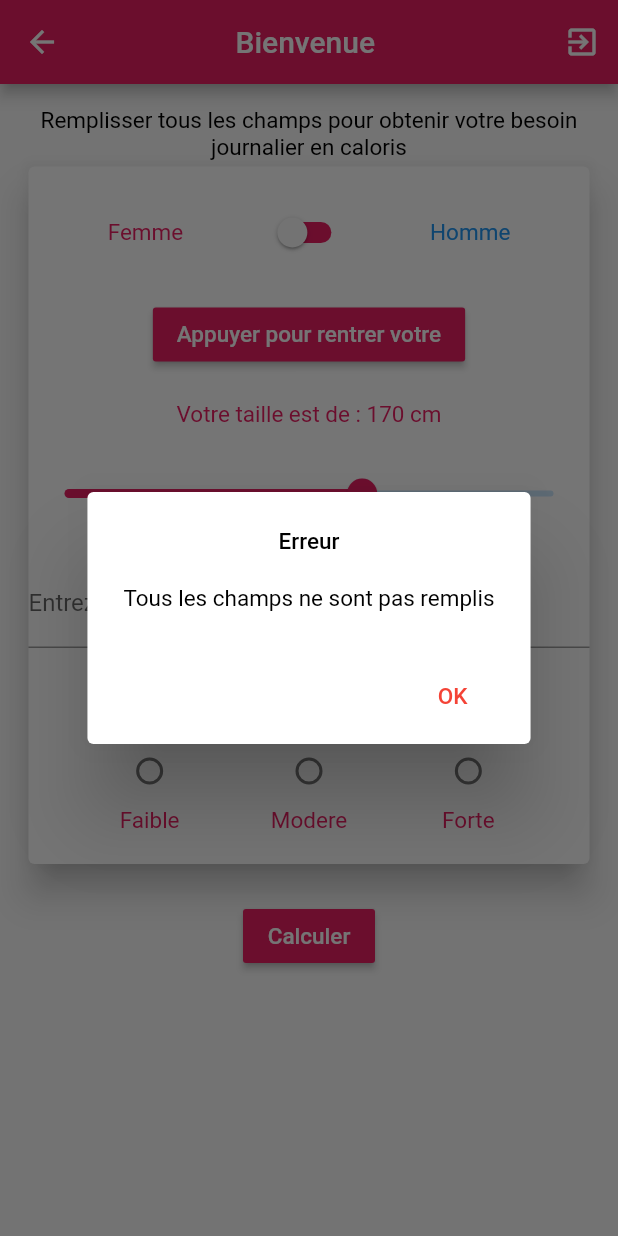
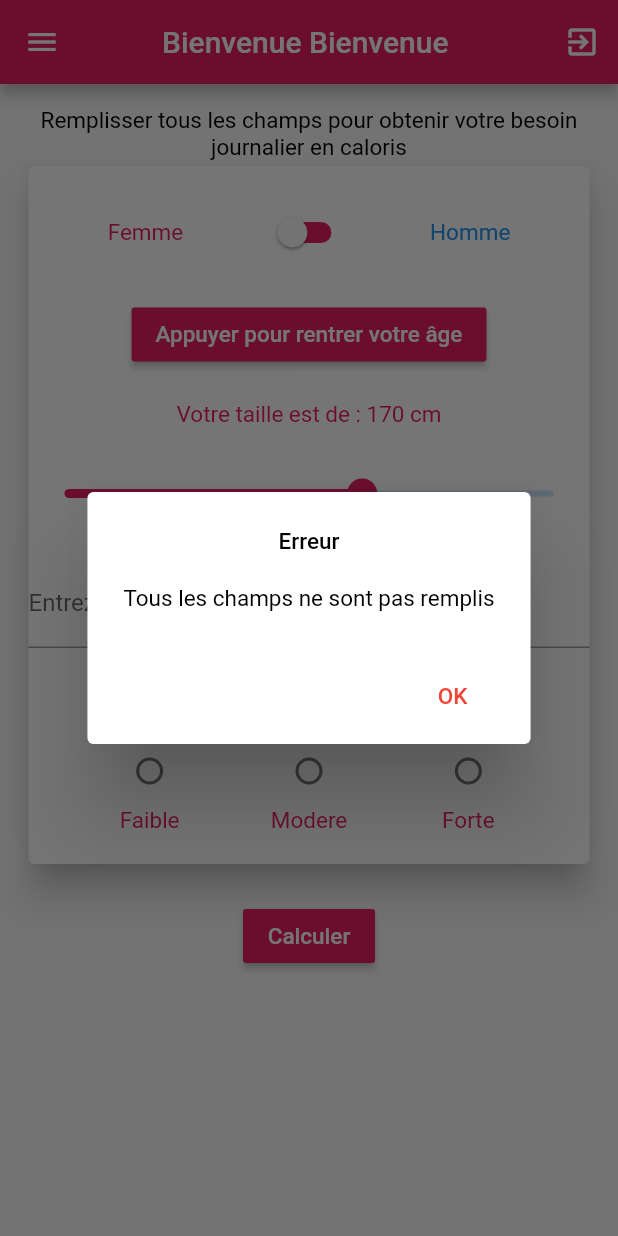
Before and after one commit to StefanSpeterDev/projet_efficom_flutter, a Flutter app: the HomeScreen screen opened directly with empty values, after a tap on "Calculer", on a phone screen of 412 x 824 dp. Run offline on Flutter 3.47's test engine with Material 2 defaults, Android fonts, the phone set to English and light mode, and no system bars; our stand-ins replace bloc, cloud_firestore, equatable, firebase_auth, flutter_bloc, font_awesome_flutter and 2 more; accounts and stored records are empty.

Commit message:
add drawer and more fields to the signup

```diff
--- a/lib/app/app.dart
+++ b/lib/app/app.dart
@@ -3,6 +3,7 @@ import 'package:flutter_bloc/flutter_bloc.dart';
 import 'package:projet_efficom/authentication_bloc/authentication_bloc.dart';
 import 'package:projet_efficom/authentication_bloc/bloc.dart';
 import 'package:projet_efficom/login/login_page.dart';
+import 'package:projet_efficom/pages/caloriepage.dart';
 import 'package:projet_efficom/pages/homepage.dart';
 import 'package:projet_efficom/repositories/user_repository.dart';
 import 'package:projet_efficom/splash_screen.dart';
@@ -18,13 +19,14 @@ class App extends StatelessWidget {
   @override
   Widget build(BuildContext context) {
     return MaterialApp(
+      debugShowCheckedModeBanner: false,
       home: BlocBuilder<AuthenticationBloc, AuthenticationState>(
         builder: (context, state) {
           if(state is AuthenticationInitial){
             return SplashScreen();
           }
           if(state is AuthenticationSuccess){
-            return HomeScreen(name: state.displayName);
+            return CaloriePage(title: state.displayName);
           }
           if(state is AuthenticationFailure){
             return LoginScreen(userRepository: _userRepository);
--- a/lib/pages/caloriepage.dart
+++ b/lib/pages/caloriepage.dart
@@ -1,11 +1,10 @@
 import 'package:flutter/material.dart';
 import 'package:flutter_bloc/flutter_bloc.dart';
 import 'dart:async';
-
 import 'package:projet_efficom/authentication_bloc/bloc.dart';
+import 'package:projet_efficom/pages/drawer.dart';
 
 class CaloriePage extends StatefulWidget {
-
   static Route route() {
     return MaterialPageRoute(builder: (_) => CaloriePage());
   }
@@ -25,11 +24,7 @@ class _CaloriePageState extends State<CaloriePage> {
   double yearOld;
   bool sexe = false;
   double size = 170.0;
-  Map mapActivite = {
-    0: "Faible",
-    1: "Modere",
-    2: "Forte"
-  };
+  Map mapActivite = {0: "Faible", 1: "Modere", 2: "Forte"};
 
   @override
   Widget build(BuildContext context) {
@@ -37,8 +32,9 @@ class _CaloriePageState extends State<CaloriePage> {
       // permet de quitter le clavier en cliquant en sur l'écran (abs de btn retour sur IOS)
       onTap: (() => FocusScope.of(context).requestFocus(new FocusNode())),
       child: new Scaffold(
+          drawer: AppDrawer(),
           appBar: new AppBar(
-            title: new Text(widget.title),
+            title: new Text('Bienvenue ${widget.title}'),
             centerTitle: true,
             backgroundColor: setColor(),
             actions: <Widget>[
@@ -87,13 +83,14 @@ class _CaloriePageState extends State<CaloriePage> {
                             color: setColor(),
                             child: gentextWithStyle(
                                 (yearOld == null)
-                                    ? "Appuyer pour rentrer votre"
+                                    ? "Appuyer pour rentrer votre âge"
                                     : "Votre age est de : ${yearOld.toInt()} ans",
                                 color: Colors.white),
                             onPressed: (() => showPicker())),
                         // Slider pour la gestion de la taille
                         padding(),
-                        gentextWithStyle("Votre taille est de : ${size.toInt()} cm",
+                        gentextWithStyle(
+                            "Votre taille est de : ${size.toInt()} cm",
                             color: setColor()),
                         padding(),
                         new Slider(
@@ -190,7 +187,6 @@ class _CaloriePageState extends State<CaloriePage> {
               onChanged: (Object i) {
                 setState(() {
                   radioSelector = i;
-
                 });
               }),
           gentextWithStyle(value, color: setColor())
@@ -204,18 +200,23 @@ class _CaloriePageState extends State<CaloriePage> {
     );
   }
 
-
-
-
   void calculNbrCalories() {
     if (yearOld != null && weight != null && radioSelector != null) {
       //Calculer
       if (sexe) {
-        calorieBase = (66.4730 + (13.7516 * weight) + (5.0033 * size) - (6.7550 * yearOld)).toInt();
+        calorieBase = (66.4730 +
+                (13.7516 * weight) +
+                (5.0033 * size) -
+                (6.7550 * yearOld))
+            .toInt();
       } else {
-        calorieBase = (655.0955 + (9.5634 * weight) + (1.8496 * size) - (4.6756 * yearOld)).toInt();
+        calorieBase = (655.0955 +
+                (9.5634 * weight) +
+                (1.8496 * size) -
+                (4.6756 * yearOld))
+            .toInt();
       }
-      switch(radioSelector) {
+      switch (radioSelector) {
         case 0:
           calorieActivite = (calorieBase * 1.2).toInt();
           break;
@@ -233,7 +234,6 @@ class _CaloriePageState extends State<CaloriePage> {
       setState(() {
         dialogue();
       });
-
     } else {
       alerte();
     }
@@ -264,7 +264,8 @@ class _CaloriePageState extends State<CaloriePage> {
         barrierDismissible: false,
         builder: (BuildContext buildContext) {
           return SimpleDialog(
-            title: gentextWithStyle("Votre besoin en calories", color: setColor()),
+            title:
+                gentextWithStyle("Votre besoin en calories", color: setColor()),
             contentPadding: EdgeInsets.all(15.0),
             children: <Widget>[
               padding(),
--- /dev/null
+++ b/lib/pages/drawer.dart
@@ -0,0 +1,51 @@
+import 'package:flutter/material.dart';
+import 'package:projet_efficom/repositories/user_repository.dart';
+
+class AppDrawer extends StatefulWidget {
+  final UserRepository userRepository;
+
+  const AppDrawer({Key key, this.userRepository}) : super(key: key);
+
+  @override
+  _AppDrawerState createState() => _AppDrawerState(this.userRepository);
+}
+
+class _AppDrawerState extends State<AppDrawer> {
+ final UserRepository _userRepository;
+
+  _AppDrawerState(this._userRepository);
+
+
+  @override
+  Widget build(BuildContext context) {
+    return Drawer(
+      child: Column(
+        children: <Widget>[
+          UserAccountsDrawerHeader(
+            accountEmail: Text(_userRepository.getUser().toString()),
+            accountName: Text('Stefan Speter'),
+            currentAccountPicture: CircleAvatar(
+              backgroundImage: NetworkImage(
+                  "https://avatars3.githubusercontent.com/u/32258096?s=460&u=af555943b9efdd29e6e74f6aab41d3fa31cbebc4&v=4"),
+            ),
+          ),
+          ListTile(
+            leading: Icon(Icons.person),
+            title: Text('Mon profil'),
+          ),
+          Expanded(
+            child: Align(
+              alignment: FractionalOffset.bottomCenter,
+              child: ListTile(
+                leading: Icon(Icons.help_outline),
+                title: Text('About my app'),
+              ),
+            ),
+          ),
+          Divider(),
+        ],
+      ),
+    );
+
+  }
+}
--- a/lib/pages/homepage.dart
+++ b/lib/pages/homepage.dart
@@ -1,5 +1,6 @@
 import 'package:flutter/material.dart';
 import 'package:projet_efficom/pages/caloriepage.dart';
+import 'package:projet_efficom/pages/drawer.dart';
 
 class HomeScreen extends StatelessWidget {
   final String name;
@@ -9,6 +10,7 @@ class HomeScreen extends StatelessWidget {
   @override
   Widget build(BuildContext context) {
     return Scaffold(
+      drawer: AppDrawer(),
       body: CaloriePage(title: 'Bienvenue $name',)
     );
   }
```
Also changed, not shown: lib/repositories/user_repository.dart (+11 -30 lines).
